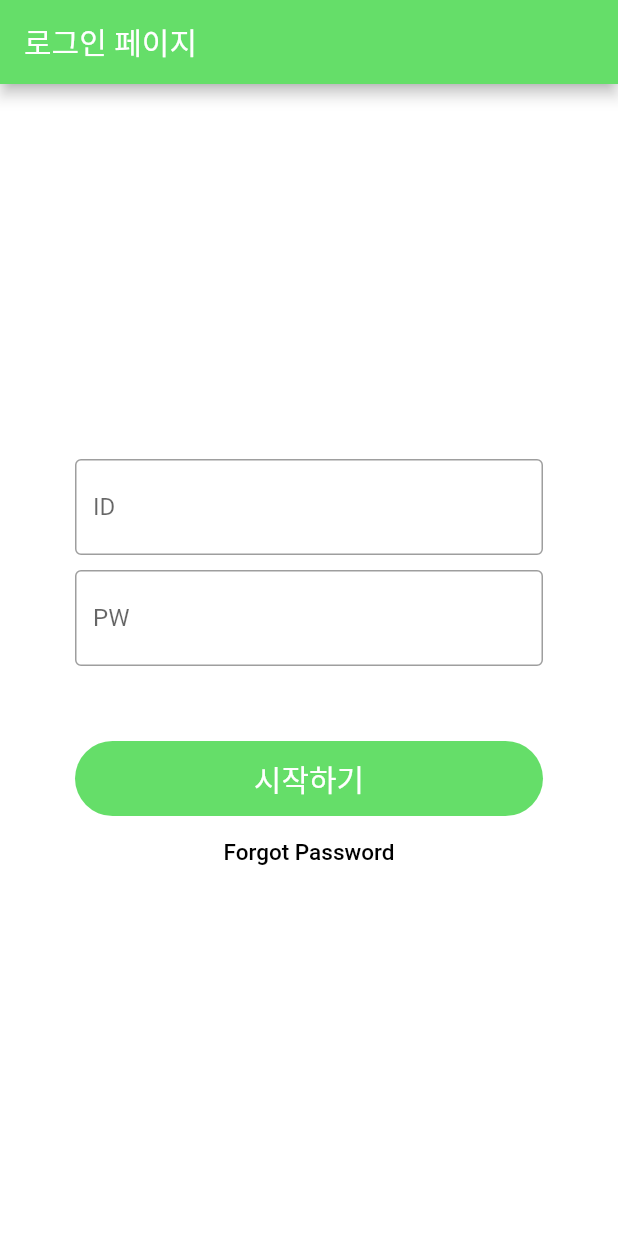
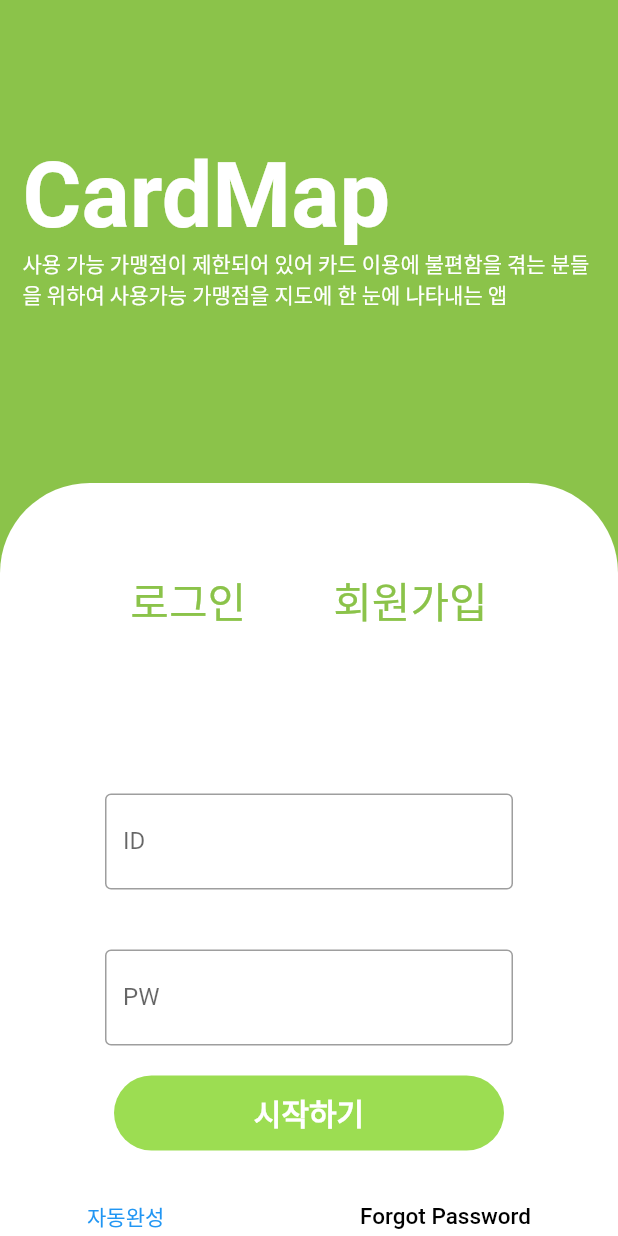
Before and after one commit to Gogumalang/CardMap, a Flutter app: the screen it shows after launch, on a phone screen of 412 x 824 dp. Run offline on Flutter 3.47's test engine with Material 2 defaults, Android fonts, the phone set to English and light mode, and no system bars; our stand-ins replace firebase_auth, firebase_core; missing offline and left inert: flutter_naver_map; accounts and stored records are empty.

Commit message:
0704 login page

```diff
--- a/lib/main.dart
+++ b/lib/main.dart
@@ -3,6 +3,7 @@ import 'package:cardmap/firebase_options.dart';
 import 'package:cardmap/screen/auth.dart';
 
 import 'package:cardmap/screen/home.dart';
+import 'package:cardmap/screen/login.dart';
 
 import 'package:firebase_core/firebase_core.dart';
 import 'package:flutter/material.dart';
@@ -29,7 +30,7 @@ class MyApp extends StatelessWidget {
   // This widget is the root of your application.
   @override
   Widget build(BuildContext context) {
-    return const MaterialApp(home: AuthPage()
+    return const MaterialApp(home: LoginPage()
         //       Scaffold(
         //   body: NaverMap(
         //     options: const NaverMapViewOptions(),
--- a/lib/screen/auth.dart
+++ b/lib/screen/auth.dart
@@ -1,6 +1,5 @@
 import 'package:cardmap/screen/home.dart';
 import 'package:cardmap/screen/login.dart';
-import 'package:cloud_firestore/cloud_firestore.dart';
 import 'package:firebase_auth/firebase_auth.dart';
 import 'package:flutter/material.dart';
 
@@ -14,7 +13,7 @@ class AuthPage extends StatelessWidget {
         stream: FirebaseAuth.instance.authStateChanges(),
         builder: (context, snapshot) {
           if (snapshot.hasData) {
-            return const Home();
+            return const HomePage();
           } else {
             return const LoginPage();
           }
--- a/lib/screen/login.dart
+++ b/lib/screen/login.dart
@@ -38,21 +38,86 @@ class LoginPageState extends State<LoginPage> {
   @override
   Widget build(BuildContext context) {
     return Scaffold(
-      backgroundColor: Colors.white,
-      appBar: AppBar(
-        backgroundColor: const Color.fromARGB(255, 101, 222, 105),
-        title: const Text('로그인 페이지'),
+      backgroundColor: Colors.lightGreen,
+      // appBar: AppBar(
+      //   backgroundColor: const Color.fromARGB(255, 101, 222, 105),
+      //   title: const Text('로그인 페이지'),
+      // ),
+      body: Column(
+        crossAxisAlignment: CrossAxisAlignment.start,
+        children: [
+          const SizedBox(height: 80),
+          const Padding(
+            padding: EdgeInsets.all(15),
+            child: Column(
+              crossAxisAlignment: CrossAxisAlignment.start,
+              children: <Widget>[
+                Text(
+                  "CardMap",
+                  style: TextStyle(
+                    color: Colors.white,
+                    fontSize: 60,
+                    fontWeight: FontWeight.w600,
                   ),
-      body: Container(
+                ),
+                Text(
+                  "사용 가능 가맹점이 제한되어 있어 카드 이용에 불편함을 겪는 분들을 위하여 사용가능 가맹점을 지도에 한 눈에 나타내는 앱",
+                  style: TextStyle(
+                      color: Colors.white, fontWeight: FontWeight.w200),
+                ),
+              ],
+            ),
+          ),
+          SizedBox(
+            height: 100,
+          ),
+          Container(
+            decoration: const BoxDecoration(
+              color: Colors.white,
+              borderRadius: BorderRadius.only(
+                topLeft: Radius.circular(60),
+                topRight: Radius.circular(60),
+              ),
+            ),
             padding: const EdgeInsets.all(50),
             child: Form(
               key: formKey,
               child: Column(
                 crossAxisAlignment: CrossAxisAlignment.stretch,
                 children: <Widget>[
-              const SizedBox(height: 200),
-              Container(
-                color: Colors.white,
+                  Row(
+                    mainAxisAlignment: MainAxisAlignment.center,
+                    children: [
+                      TextButton(
+                        onPressed: () {},
+                        child: const Text(
+                          "로그인",
+                          style: TextStyle(
+                            color: Colors.lightGreen,
+                            fontSize: 28,
+                            fontWeight: FontWeight.w500,
+                          ),
+                        ),
+                      ),
+                      SizedBox(
+                        width: 42,
+                      ),
+                      TextButton(
+                        onPressed: () {},
+                        child: const Text(
+                          "회원가입",
+                          style: TextStyle(
+                            color: Colors.lightGreen,
+                            fontSize: 28,
+                            fontWeight: FontWeight.w500,
+                          ),
+                        ),
+                      ),
+                    ],
+                  ),
+                  const SizedBox(height: 80),
+                  Padding(
+                    padding: EdgeInsets.all(20),
                     child: TextFormField(
                       controller: idController,
                       decoration: const InputDecoration(
@@ -64,9 +129,8 @@ class LoginPageState extends State<LoginPage> {
                       onSaved: (value) => id = value!,
                     ),
                   ),
-              const SizedBox(height: 10),
-              Container(
-                color: Colors.white,
+                  Padding(
+                    padding: EdgeInsets.all(20),
                     child: TextFormField(
                       controller: pwController,
                       obscureText: true,
@@ -79,14 +143,14 @@ class LoginPageState extends State<LoginPage> {
                       onSaved: (value) => password = value!,
                     ),
                   ),
-              const SizedBox(
-                height: 50,
-              ),
+                  Row(
+                    mainAxisAlignment: MainAxisAlignment.center,
+                    children: [
                       Container(
                         height: 50,
-                width: 25,
+                        width: 260,
                         decoration: BoxDecoration(
-                    color: const Color.fromARGB(255, 101, 222, 105),
+                            color: const Color.fromARGB(255, 156, 221, 82),
                             borderRadius: BorderRadius.circular(50)),
                         child: TextButton(
                           onPressed: validateAndSave,
@@ -96,11 +160,22 @@ class LoginPageState extends State<LoginPage> {
                               style: TextStyle(
                                 fontSize: 20,
                                 color: Colors.white,
-                        fontWeight: FontWeight.w400,
+                                fontWeight: FontWeight.bold,
                               ),
                             ),
                           ),
                         ),
+                      ),
+                    ],
+                  ),
+                  SizedBox(height: 20),
+                  Row(
+                    mainAxisAlignment: MainAxisAlignment.spaceBetween,
+                    children: [
+                      //SizedBox(width: 0.2),
+                      TextButton(
+                        onPressed: () {},
+                        child: Text("자동완성"),
                       ),
                       TextButton(
                         onPressed: () {
@@ -113,7 +188,11 @@ class LoginPageState extends State<LoginPage> {
                       ),
                     ],
                   ),
+                ],
               ),
+            ),
+          ),
+        ],
       ),
     );
   }
```
Lines whose indentation alone changed are shown as unchanged.
